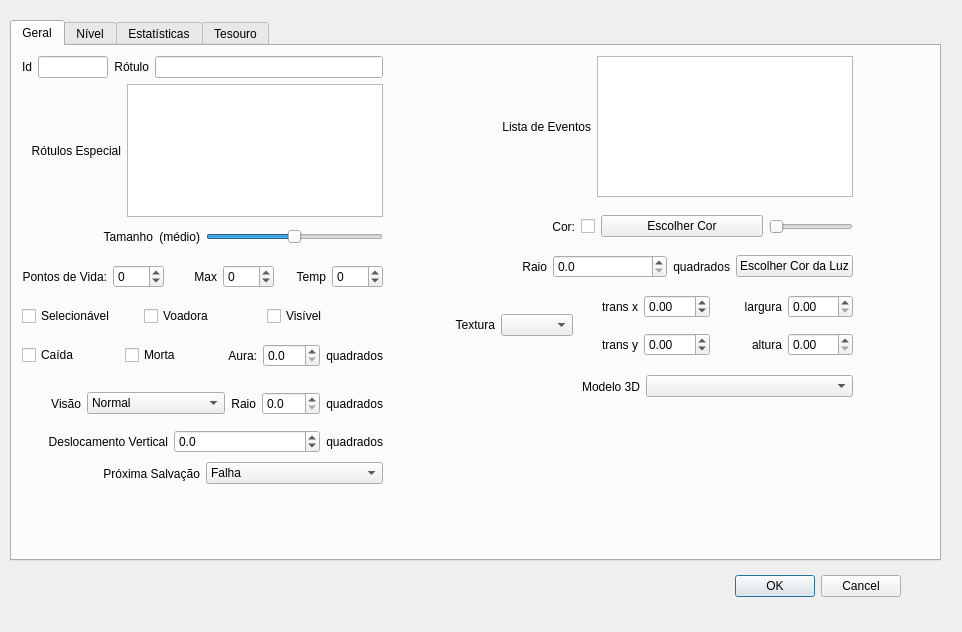
Before: the Qt Designer form ifg/qt/ui/entidade.ui in matferib/tabuleiro-virtual, drawn with Qt 5.
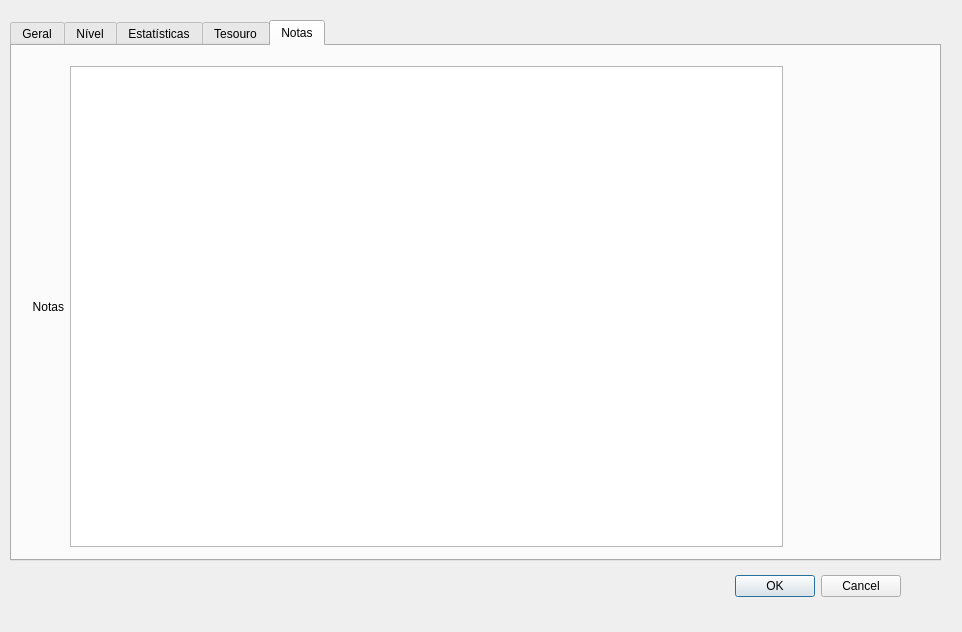
After: the same form once the commit is applied. The open tabs and pages were chosen to show the change.

```diff
--- a/ifg/qt/ui/entidade.ui
+++ b/ifg/qt/ui/entidade.ui
@@ -176,7 +176,7 @@
       <rect>
        <x>420</x>
        <y>240</y>
-       <width>141</width>
+       <width>153</width>
        <height>78</height>
       </rect>
      </property>
@@ -201,7 +201,7 @@
       <rect>
        <x>10</x>
        <y>210</y>
-       <width>361</width>
+       <width>365</width>
        <height>41</height>
       </rect>
      </property>
@@ -483,7 +483,7 @@
       <rect>
        <x>10</x>
        <y>340</y>
-       <width>361</width>
+       <width>387</width>
        <height>35</height>
       </rect>
      </property>
@@ -1869,6 +1869,46 @@
      </layout>
     </widget>
    </widget>
+   <widget class="QWidget" name="tab_2">
+    <attribute name="title">
+     <string>Notas</string>
+    </attribute>
+    <widget class="QWidget" name="layoutWidget_5">
+     <property name="geometry">
+      <rect>
+       <x>20</x>
+       <y>20</y>
+       <width>751</width>
+       <height>481</height>
+      </rect>
+     </property>
+     <layout class="QHBoxLayout" name="horizontalLayout_32">
+      <item>
+       <widget class="QLabel" name="label_45">
+        <property name="sizePolicy">
+         <sizepolicy hsizetype="Fixed" vsizetype="Preferred">
+          <horstretch>0</horstretch>
+          <verstretch>0</verstretch>
+         </sizepolicy>
+        </property>
+        <property name="text">
+         <string>Notas</string>
+        </property>
+        <property name="alignment">
+         <set>Qt::AlignRight|Qt::AlignTrailing|Qt::AlignVCenter</set>
+        </property>
+       </widget>
+      </item>
+      <item>
+       <widget class="QPlainTextEdit" name="texto_notas">
+        <property name="toolTip">
+         <string>Rótulos para a entidade. Aparece sobre ela quando a entidade é detalhada.</string>
+        </property>
+       </widget>
+      </item>
+     </layout>
+    </widget>
+   </widget>
   </widget>
  </widget>
  <tabstops>
```
Left out of the diff: 4 changed lines with no effect on the pictures.
